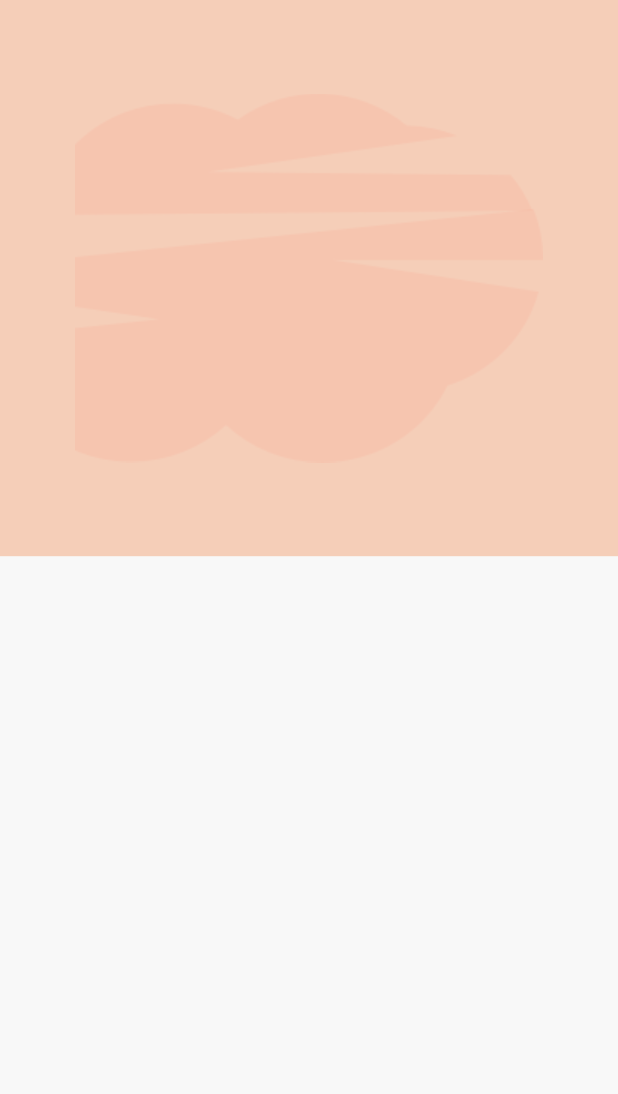
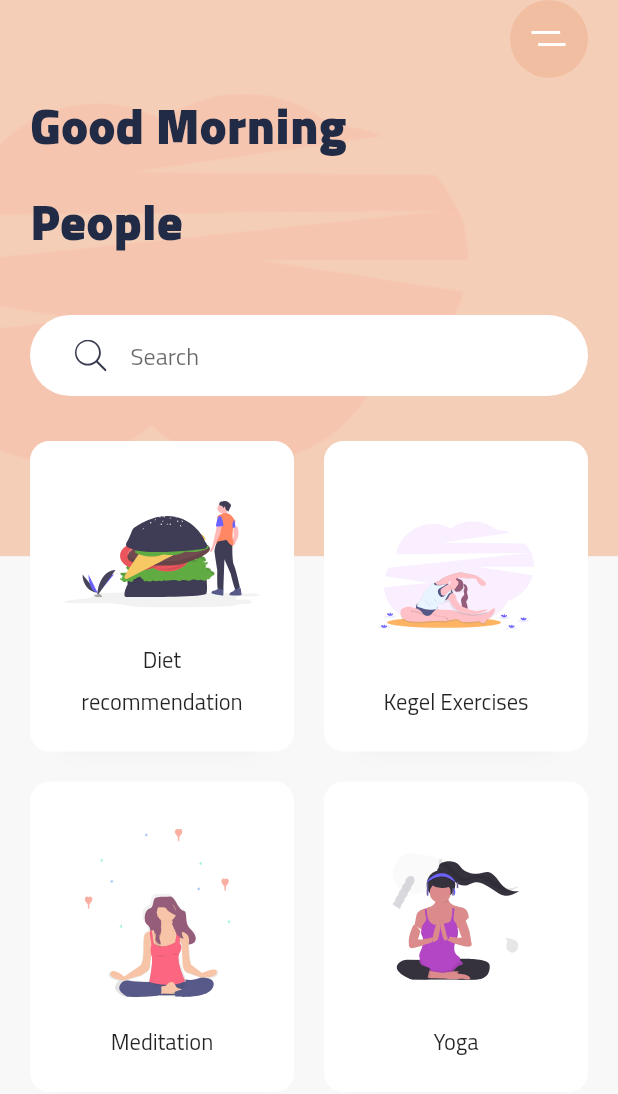
Before and after one commit to renankanu/app_meditation_layout, a Flutter app: the screen it shows after launch, on a phone screen of 412 x 824 dp. Shown: the top 1094 px of the screen. Run offline on Flutter 3.47's test engine with Material 2 defaults, Android fonts, the phone set to English and light mode, and no system bars; our stand-ins replace flutter_hooks, flutter_svg, lottie.

Commit message:
Feature - home create

```diff
--- a/lib/app/screen/home/home_screen.dart
+++ b/lib/app/screen/home/home_screen.dart
@@ -1,6 +1,8 @@
+import 'package:app_meditation/app/styles/colors.dart';
 import 'package:app_meditation/app/utils/images.dart';
 import 'package:flutter/cupertino.dart';
 import 'package:flutter/material.dart';
+import 'package:flutter_svg/svg.dart';
 
 class Home extends StatelessWidget {
   @override
@@ -13,12 +15,136 @@ class Home extends StatelessWidget {
             Container(
               height: size.height * .45,
               decoration: BoxDecoration(
-                  color: Color(0xFFF5CEB8),
-                  image: DecorationImage(image: AssetImage(Images.logoPath))),
-            )
+                color: Color(0xFFF5CEB8),
+                image: DecorationImage(
+                  alignment: Alignment.centerLeft,
+                  image: AssetImage(Images.pilates_gpdb),
+                ),
+              ),
+            ),
+            SafeArea(
+                child: Padding(
+              padding: const EdgeInsets.symmetric(horizontal: 20.0),
+              child: Column(
+                crossAxisAlignment: CrossAxisAlignment.start,
+                children: [
+                  Align(
+                    alignment: Alignment.topRight,
+                    child: Container(
+                      alignment: Alignment.center,
+                      width: 52,
+                      height: 52,
+                      decoration: BoxDecoration(
+                        color: Color(0xFFF2BEA1),
+                        shape: BoxShape.circle,
+                      ),
+                      child: SvgPicture.asset(Images.menu),
+                    ),
+                  ),
+                  Text(
+                    "Good Morning \nPeople",
+                    style: Theme.of(context)
+                        .textTheme
+                        .headline4
+                        .copyWith(fontWeight: FontWeight.w900),
+                  ),
+                  Container(
+                    margin: EdgeInsets.symmetric(vertical: 30.0),
+                    padding: EdgeInsets.symmetric(horizontal: 30.0),
+                    decoration: BoxDecoration(
+                      color: Colors.white,
+                      borderRadius: BorderRadius.circular(29.5),
+                    ),
+                    child: TextField(
+                      decoration: InputDecoration(
+                          hintText: "Search",
+                          icon: SvgPicture.asset(Images.search),
+                          border: InputBorder.none),
+                    ),
+                  ),
+                  Expanded(
+                    child: GridView.count(
+                      crossAxisCount: 2,
+                      childAspectRatio: .85,
+                      crossAxisSpacing: 20,
+                      mainAxisSpacing: 20,
+                      children: [
+                        CardCategory(
+                          svgPath: Images.hamburger,
+                          title: "Diet recommendation",
+                        ),
+                        CardCategory(
+                          svgPath: Images.excercise,
+                          title: "Kegel Exercises",
+                        ),
+                        CardCategory(
+                          svgPath: Images.meditation,
+                          title: "Meditation",
+                        ),
+                        CardCategory(
+                          svgPath: Images.yoga,
+                          title: "Yoga",
+                        ),
+                      ],
+                    ),
+                  )
+                ],
+              ),
+            ))
           ],
         ),
       ),
     );
   }
 }
+
+class CardCategory extends StatelessWidget {
+  final String svgPath;
+  final String title;
+  const CardCategory({
+    Key key,
+    this.svgPath,
+    this.title,
+  }) : super(key: key);
+
+  @override
+  Widget build(BuildContext context) {
+    return Container(
+      decoration: BoxDecoration(
+        color: Colors.white,
+        borderRadius: BorderRadius.circular(13.0),
+        boxShadow: [
+          BoxShadow(
+              offset: Offset(0, 17),
+              blurRadius: 17,
+              spreadRadius: -23,
+              color: kShadowColor)
+        ],
+      ),
+      child: Material(
+        color: Colors.transparent,
+        child: InkWell(
+          onTap: () {},
+          child: Padding(
+            padding: const EdgeInsets.all(20.0),
+            child: Column(
+              children: [
+                Spacer(),
+                SvgPicture.asset(svgPath),
+                Spacer(),
+                Text(
+                  title,
+                  textAlign: TextAlign.center,
+                  style: Theme.of(context)
+                      .textTheme
+                      .headline6
+                      .copyWith(fontSize: 15),
+                )
+              ],
+            ),
+          ),
+        ),
+      ),
+    );
+  }
+}
--- a/lib/app/utils/images.dart
+++ b/lib/app/utils/images.dart
@@ -1,3 +1,9 @@
 class Images {
-  static const String logoPath = 'assets/images/undraw_pilates_gpdb.png';
+  static const String pilates_gpdb = 'assets/images/undraw_pilates_gpdb.png';
+  static const String menu = 'assets/icons/menu.svg';
+  static const String search = 'assets/icons/search.svg';
+  static const String hamburger = 'assets/icons/Hamburger.svg';
+  static const String excercise = 'assets/icons/Excrecises.svg';
+  static const String meditation = 'assets/icons/Meditation.svg';
+  static const String yoga = 'assets/icons/yoga.svg';
 }
```
Also changed, not shown: assets/icons/Excrecises.svg (added), assets/icons/Hamburger.svg (added), assets/icons/Lock.svg (added), assets/icons/Meditation.svg (added), assets/icons/Meditation_women_small.svg (added), assets/icons/Settings.svg (added), assets/icons/calendar.svg (added), assets/icons/gym.svg (added), assets/icons/meditation_bg.svg (added), assets/icons/menu.svg (added), assets/icons/pilates_gpdb.svg (added), assets/icons/search.svg (added), assets/icons/yoga.svg (added), assets/icons/yoga_women.svg (added).
